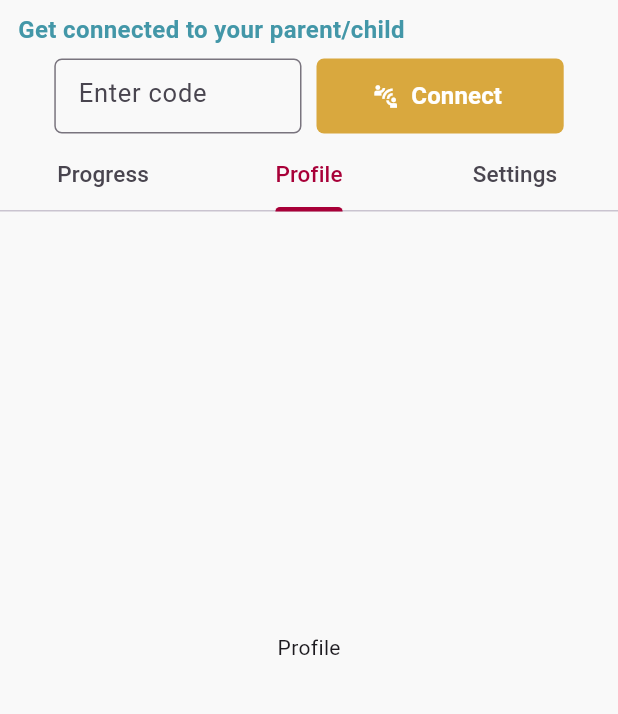
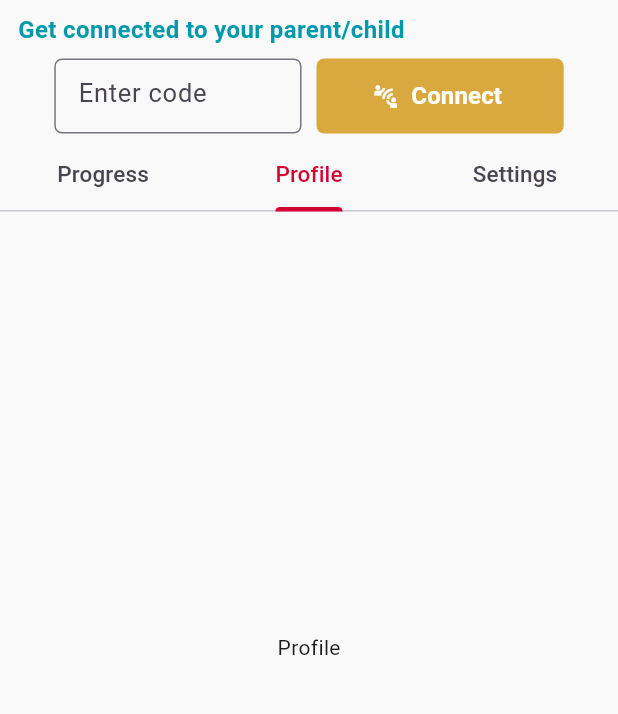
Before and after one commit to JohnNixon6972/EPIC-Think-Learn, a Flutter app: the MyProfile screen opened directly, tab 2 chosen, on a phone screen of 412 x 824 dp, the part 153-867 px from its top. Run offline on Flutter 3.47's test engine with Material 3 defaults, Android fonts, the phone set to English and light mode, and no system bars; our stand-ins replace animated_text_kit, cached_network_image, cloud_firestore, firebase_auth, firebase_core, flutter_animate and 3 more; missing offline and left inert: spring; accounts and stored records are empty; network calls fail.

Commit message:
Added color codes given by iona

```diff
--- a/epic/lib/cores/app_constants.dart
+++ b/epic/lib/cores/app_constants.dart
@@ -11,7 +11,7 @@ class AppConstants {
   static const String cloudBackgroundImage =
       'assets/images/cloud_background.png';
 
-  static const Color primaryColor = Color.fromARGB(255, 168, 0, 56);
+  static const Color primaryColor = Color(0xffd50032);
   static Color primaryColorLight = Colors.red.shade50;
 
   static const Color secondaryColor = Colors.amber;
@@ -20,16 +20,15 @@ class AppConstants {
   static const Color tertiaryColor = Colors.teal;
   static Color tertiaryColorLight = Colors.teal.shade50;
 
-  static const Color attentionColor = Color.fromARGB(255, 222, 150, 45);
-  static const Color inhibitionColor = Color.fromARGB(255, 203, 78, 40);
-  static const Color memoryColor = Color.fromARGB(255, 127, 0, 94);
-  static const Color planningColor = Color.fromARGB(255, 33, 72, 94);
-  static const Color selfregulationColor = Color.fromARGB(255, 34, 63, 49);
+  static const Color attentionColor = Color(0xfff6a800);
+  static const Color inhibitionColor = Color(0xffff601f);
+  static const Color memoryColor = Color(0xff992b79);
+  static const Color planningColor = Color(0xff00546f);
+  static const Color selfregulationColor = Color(0xff144839);
 
   static const Color primaryBackgroundColor =
       Color.fromARGB(255, 249, 249, 249);
-  static const Color secondaryBackgroundColor =
-      Color.fromARGB(255, 67, 151, 168);
+  static const Color secondaryBackgroundColor = Color(0xff0099ab);
 
   static const Color primaryTextColor = Colors.white;
   static const Color secondaryTextColor = Color.fromARGB(255, 95, 119, 121);
```
